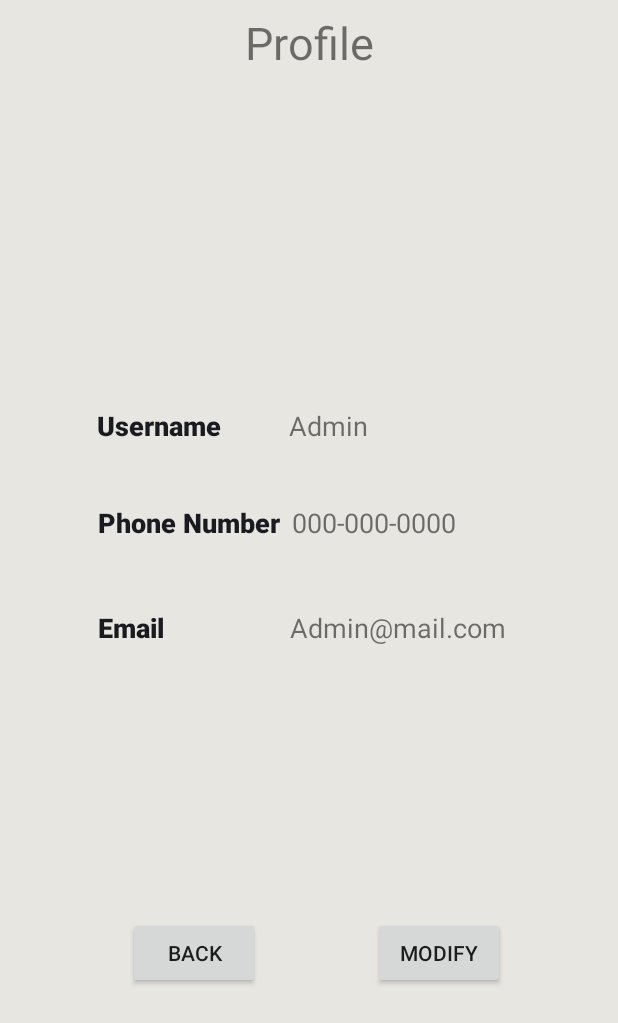
After one commit to Abdullah-00/moyoon, an Android app: the layout profile_ui.xml on its own in the app's theme, with its tools: preview values and no code run, on a phone screen of 412 x 824 dp. The commit adds this screen. Shown: the top 1023 px of the screen. Run offline under Robolectric (Android 15) with nearby library versions, the phone set to English and light mode, and no system bars; network calls fail.

Commit message:
Profile UI Added

```diff
--- a/android/Moyoon/app/src/main/java/example/kfupm/moyoon/moyoon/Global.kt
+++ b/android/Moyoon/app/src/main/java/example/kfupm/moyoon/moyoon/Global.kt
@@ -16,6 +16,11 @@ class Global{
         var pAnswer : String = "" //Player Chosen Answer
         var LeaveSession:Boolean= true
 
+        // Profile info
+        var username :String = ""
+        var emailAddress : String = ""
+        var phone : String = ""
+
 // to commit
     }
 }
--- a/android/Moyoon/app/src/main/java/example/kfupm/moyoon/moyoon/Sign_in_google.kt
+++ b/android/Moyoon/app/src/main/java/example/kfupm/moyoon/moyoon/Sign_in_google.kt
@@ -123,8 +123,12 @@ class Sign_in_google : AppCompatActivity() {
     }
 
     private fun updateUI(user: FirebaseUser?) {
- texv= findViewById<TextView>(R.id.UserName)
+        texv= findViewById<TextView>(R.id.UserName)
         texv.text = "Welcom " + user?.displayName
+
+        Global.username = user?.displayName.toString()
+        Global.emailAddress = user?.email.toString()
+        Global.phone = user?.phoneNumber.toString()
 
         sign_in_button.visibility - View.INVISIBLE
         Sign_out.visibility = View.VISIBLE
--- a/android/Moyoon/app/src/main/java/example/kfupm/moyoon/moyoon/Sign_up.kt
+++ b/android/Moyoon/app/src/main/java/example/kfupm/moyoon/moyoon/Sign_up.kt
@@ -3,7 +3,6 @@ package example.kfupm.moyoon.moyoon
 import android.content.Intent
 import android.support.v7.app.AppCompatActivity
 import android.os.Bundle
-import android.widget.Button
 import android.widget.ImageButton
 
 class Sign_up : AppCompatActivity() {
--- /dev/null
+++ b/android/Moyoon/app/src/main/res/layout/profile_ui.xml
@@ -0,0 +1,92 @@
+<?xml version="1.0" encoding="utf-8"?>
+<android.support.constraint.ConstraintLayout xmlns:android="http://schemas.android.com/apk/res/android"
+                                             xmlns:app="http://schemas.android.com/apk/res-auto" xmlns:tools="http://schemas.android.com/tools" android:layout_width="match_parent"
+                                             android:layout_height="match_parent" android:background="#E8E6E1">
+
+    <TextView
+            android:text="Username"
+            android:layout_width="120dp"
+            android:layout_height="40dp"
+            android:id="@+id/usernameTextView"
+            app:layout_constraintTop_toTopOf="parent"
+            app:layout_constraintEnd_toEndOf="parent"
+            app:layout_constraintStart_toStartOf="parent" android:layout_marginStart="8dp"
+            app:layout_constraintHorizontal_bias="0.2"
+            app:layout_constraintBottom_toBottomOf="parent" android:layout_marginBottom="8dp" android:textSize="18sp"
+            android:textStyle="bold" android:textAppearance="@style/TextAppearance.Compat.Notification.Title"
+            app:layout_constraintVertical_bias="0.35000002"/>
+    <TextView
+            android:text="Phone Number"
+            android:layout_width="121dp"
+            android:layout_height="40dp"
+            android:id="@+id/phoneNumberTextView" android:layout_marginTop="6dp"
+            app:layout_constraintTop_toBottomOf="@+id/usernameTextView" android:layout_marginEnd="8dp"
+            app:layout_constraintEnd_toEndOf="parent" app:layout_constraintStart_toStartOf="parent"
+            android:layout_marginStart="8dp" app:layout_constraintHorizontal_bias="0.208"
+            android:layout_marginBottom="8dp" app:layout_constraintBottom_toBottomOf="parent"
+            app:layout_constraintVertical_bias="0.04000002"
+            android:textAppearance="@style/TextAppearance.Compat.Notification.Title" android:textSize="18sp"
+            android:textStyle="bold"/>
+    <TextView
+            android:text="Email"
+            android:layout_width="120dp"
+            android:layout_height="40dp"
+            android:id="@+id/emailTextView"
+            app:layout_constraintEnd_toEndOf="parent"
+            android:layout_marginEnd="8dp" app:layout_constraintStart_toStartOf="parent"
+            android:layout_marginStart="8dp" app:layout_constraintHorizontal_bias="0.207"
+            android:layout_marginBottom="8dp" app:layout_constraintBottom_toBottomOf="parent"
+            android:textAppearance="@style/TextAppearance.Compat.Notification.Title" android:textSize="18sp"
+            android:textStyle="bold" android:layout_marginTop="8dp"
+            app:layout_constraintTop_toBottomOf="@+id/usernameTextView"
+            app:layout_constraintVertical_bias="0.19"/>
+    <TextView
+            android:text="Admin"
+            android:layout_width="150dp"
+            android:layout_height="40dp"
+            android:id="@+id/usernameTxtV" app:layout_constraintStart_toEndOf="@+id/usernameTextView"
+            android:layout_marginStart="8dp"
+            android:textSize="18sp" app:layout_constraintBaseline_toBaselineOf="@+id/usernameTextView"
+    />
+    <TextView
+            android:text="000-000-0000"
+            android:layout_width="150dp"
+            android:layout_height="40dp"
+            android:id="@+id/phoneNumTxtV" app:layout_constraintStart_toEndOf="@+id/phoneNumberTextView"
+            android:layout_marginStart="8dp" app:layout_constraintBaseline_toBaselineOf="@+id/phoneNumberTextView"
+            android:textSize="18sp"/>
+    <TextView
+            android:text="Admin@mail.com"
+            android:layout_width="150dp"
+            android:layout_height="40dp"
+            android:id="@+id/emailTxtV" app:layout_constraintStart_toEndOf="@+id/emailTextView"
+            android:layout_marginStart="8dp" app:layout_constraintBaseline_toBaselineOf="@+id/emailTextView"
+            android:textSize="18sp"/>
+    <Button
+            android:text="Back"
+            android:layout_width="wrap_content"
+            android:layout_height="wrap_content"
+            android:id="@+id/backButton"
+            android:layout_marginBottom="8dp"
+            app:layout_constraintBottom_toBottomOf="parent" android:layout_marginTop="8dp"
+            app:layout_constraintTop_toBottomOf="@+id/emailTextView" app:layout_constraintStart_toStartOf="parent"
+            android:layout_marginStart="8dp" app:layout_constraintEnd_toEndOf="parent" android:layout_marginEnd="8dp"
+            app:layout_constraintHorizontal_bias="0.25" app:layout_constraintVertical_bias="0.501"/>
+    <Button
+            android:text="modify"
+            android:layout_width="wrap_content"
+            android:layout_height="wrap_content"
+            android:id="@+id/modifyButton"
+            android:layout_marginTop="8dp"
+            app:layout_constraintTop_toBottomOf="@+id/emailTxtV" android:layout_marginBottom="8dp"
+            app:layout_constraintBottom_toBottomOf="parent" app:layout_constraintEnd_toEndOf="parent"
+            android:layout_marginEnd="8dp" app:layout_constraintStart_toEndOf="@+id/backButton"
+            android:layout_marginStart="8dp"/>
+    <TextView
+            android:text="Profile"
+            android:layout_width="wrap_content"
+            android:layout_height="wrap_content"
+            android:id="@+id/profileTxtV" android:textSize="30sp" app:layout_constraintEnd_toEndOf="parent"
+            android:layout_marginEnd="8dp" app:layout_constraintStart_toStartOf="parent"
+            android:layout_marginStart="8dp" android:layout_marginTop="8dp" app:layout_constraintTop_toTopOf="parent"/>
+</android.support.constraint.ConstraintLayout>
--- a/android/Moyoon/build.gradle
+++ b/android/Moyoon/build.gradle
@@ -7,7 +7,7 @@ buildscript {
         jcenter()
     }
     dependencies {
-        classpath 'com.android.tools.build:gradle:3.3.1'
+        classpath 'com.android.tools.build:gradle:3.3.2'
         classpath "org.jetbrains.kotlin:kotlin-gradle-plugin:$kotlin_version"
         classpath 'com.google.gms:google-services:4.2.0'
 
```
Also changed, not shown: android/Moyoon/app/src/main/java/example/kfupm/moyoon/moyoon/MainActivity.kt (+18 -0 lines), android/Moyoon/app/src/main/java/example/kfupm/moyoon/moyoon/Profile.kt (added, +34 -0 lines), android/Moyoon/app/src/main/res/menu/main_menu.xml (added, +7 -0 lines).
